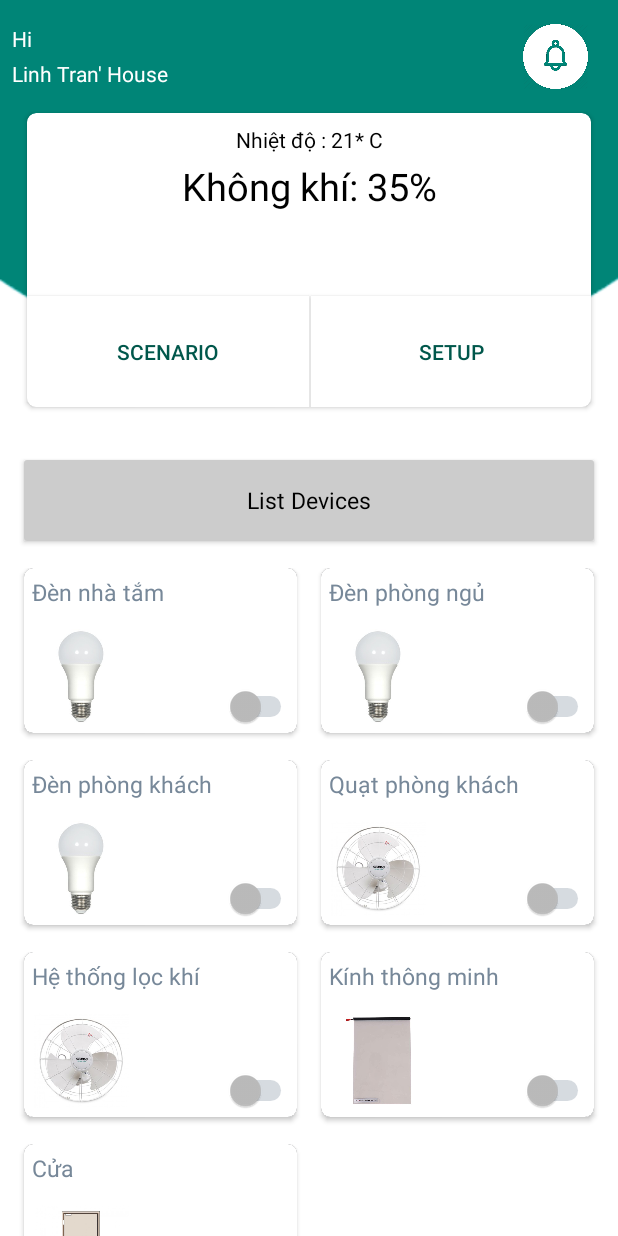
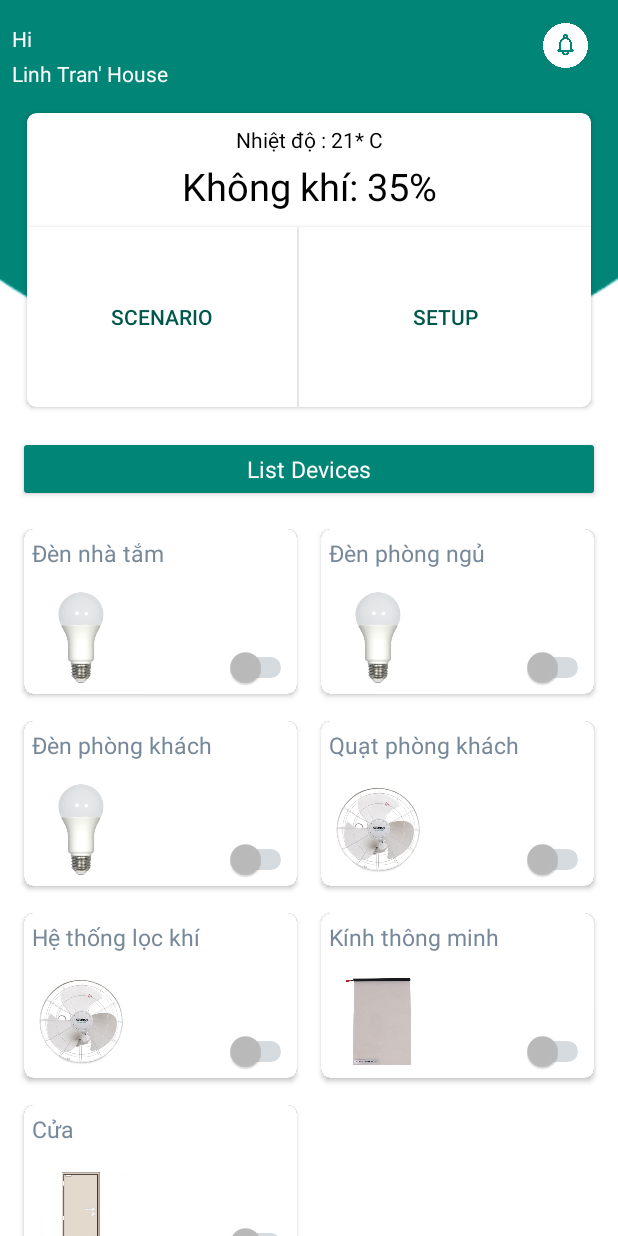
Before and after one commit to nghevabe/SmartApp4.0, an Android app: the fragment TabHomeController shown on its own in the app's theme, on a phone screen of 412 x 824 dp. Run offline under Robolectric (Android 15) with nearby library versions, the phone set to English and light mode, and no system bars; libraries missing offline, so code that uses them is left out: org.eclipse.paho.

Commit message:
[UI] Fix UI of House Device Controller Screen

```diff
--- a/SmartApp2/app/src/main/java/com/example/smartapp/TabHomeController.java
+++ b/SmartApp2/app/src/main/java/com/example/smartapp/TabHomeController.java
@@ -50,7 +50,7 @@ public class TabHomeController extends Fragment {
        // btnScenario = view.findViewById(R.id.);
         btnSetup = view.findViewById(R.id.buttonSetup);
         btnScenario = view.findViewById(R.id.buttonScenario);
-        nofbtn = view.findViewById(R.id.notifyButton);
+        nofbtn = view.findViewById(R.id.ivNotify);
 
         ArrayList<ElectricDevice> lstDevice = new ArrayList<>();
 
@@ -72,7 +72,7 @@ public class TabHomeController extends Fragment {
         lstDevice.add(device6);
         lstDevice.add(device7);
 
-        imgDot = view.findViewById(R.id.imageDot);
+        imgDot = view.findViewById(R.id.ivDot);
 
 
         if(SetupData.lstNof.size() == 0){
--- a/SmartApp2/app/src/main/res/layout/tab_house_controller.xml
+++ b/SmartApp2/app/src/main/res/layout/tab_house_controller.xml
@@ -30,20 +30,17 @@
             android:layout_width="match_parent"
             android:layout_height="match_parent">
 
-
             <Button
                 android:id="@+id/buttonScenario"
-                android:layout_width="0dp"
+                android:layout_width="180dp"
                 android:layout_height="0dp"
                 android:layout_marginTop="10dp"
                 android:background="@color/colorCard"
                 android:text="Scenario"
                 android:textColor="@color/colorPrimaryDark"
-                app:layout_constraintBottom_toBottomOf="parent"
-                app:layout_constraintEnd_toStartOf="@+id/guideline21"
                 app:layout_constraintStart_toStartOf="parent"
-                app:layout_constraintTop_toTopOf="@+id/guideline20" />
-
+                app:layout_constraintTop_toBottomOf="@id/tvAir"
+                app:layout_constraintBottom_toBottomOf="parent"/>
 
             <Button
                 android:id="@+id/buttonSetup"
@@ -54,13 +51,13 @@
                 android:background="@color/colorCard"
                 android:text="Setup"
                 android:textColor="@color/colorPrimaryDark"
+                app:layout_constraintTop_toBottomOf="@id/tvAir"
                 app:layout_constraintBottom_toBottomOf="parent"
                 app:layout_constraintEnd_toEndOf="parent"
-                app:layout_constraintStart_toEndOf="@+id/buttonScenario"
-                app:layout_constraintTop_toTopOf="@+id/guideline20" />
+                app:layout_constraintStart_toEndOf="@+id/buttonScenario" />
 
             <TextView
-                android:id="@+id/textView10"
+                android:id="@+id/tvAir"
                 android:layout_width="0dp"
                 android:layout_height="wrap_content"
                 android:layout_marginStart="8dp"
@@ -73,13 +70,6 @@
                 app:layout_constraintEnd_toEndOf="parent"
                 app:layout_constraintStart_toStartOf="parent"
                 app:layout_constraintTop_toBottomOf="@+id/textView9" />
-
-            <androidx.constraintlayout.widget.Guideline
-                android:id="@+id/guideline21"
-                android:layout_width="wrap_content"
-                android:layout_height="wrap_content"
-                android:orientation="vertical"
-                app:layout_constraintGuide_percent="0.5" />
 
             <TextView
                 android:id="@+id/textView9"
@@ -95,12 +85,6 @@
                 app:layout_constraintStart_toStartOf="parent"
                 app:layout_constraintTop_toTopOf="parent" />
 
-            <androidx.constraintlayout.widget.Guideline
-                android:id="@+id/guideline20"
-                android:layout_width="wrap_content"
-                android:layout_height="wrap_content"
-                android:orientation="horizontal"
-                app:layout_constraintGuide_percent="0.57" />
         </androidx.constraintlayout.widget.ConstraintLayout>
 
     </androidx.cardview.widget.CardView>
@@ -116,41 +100,22 @@
         android:id="@+id/rv"
         android:layout_width="0dp"
         android:layout_height="0dp"
-        android:layout_alignParentStart="true"
-        android:layout_alignParentTop="true"
         android:layout_marginStart="8dp"
-        android:layout_marginTop="8dp"
+        android:layout_marginTop="24dp"
         android:layout_marginEnd="8dp"
         android:horizontalSpacing="100dp"
         app:layout_constraintBottom_toBottomOf="parent"
         app:layout_constraintEnd_toEndOf="parent"
         app:layout_constraintStart_toStartOf="parent"
-        app:layout_constraintTop_toTopOf="@+id/guideline" />
-
-    <androidx.constraintlayout.widget.Guideline
-        android:id="@+id/guideline"
-        android:layout_width="wrap_content"
-        android:layout_height="wrap_content"
-        android:orientation="horizontal"
-        app:layout_constraintGuide_percent="0.45" />
-
-    <androidx.constraintlayout.widget.Guideline
-        android:id="@+id/guideline2"
-        android:layout_width="wrap_content"
-        android:layout_height="wrap_content"
-        android:orientation="vertical"
-        app:layout_constraintGuide_percent="0.5060827" />
-
-
+        app:layout_constraintTop_toBottomOf="@+id/cvTitleList" />
 
     <androidx.cardview.widget.CardView
+        android:id="@+id/cvTitleList"
         android:layout_width="0dp"
-        android:layout_height="0dp"
+        android:layout_height="32dp"
         android:layout_marginStart="16dp"
-        android:layout_marginTop="10dp"
         android:layout_marginEnd="16dp"
         android:layout_marginBottom="10dp"
-        app:layout_constraintBottom_toTopOf="@+id/guideline"
         app:layout_constraintEnd_toEndOf="parent"
         app:layout_constraintStart_toStartOf="parent"
         app:layout_constraintTop_toTopOf="@+id/guideline4">
@@ -158,13 +123,13 @@
         <LinearLayout
             android:layout_width="match_parent"
             android:layout_height="match_parent"
-            android:background="@color/colorGrey"
+            android:background="@color/colorPrimary"
             android:gravity="center">
 
             <TextView
                 android:layout_width="wrap_content"
                 android:layout_height="wrap_content"
-                android:textColor="@color/colorBlack"
+                android:textColor="@color/colorWhite"
                 android:text="List Devices"
                 android:textSize="15dp" />
 
@@ -185,21 +150,19 @@
         app:srcCompat="@drawable/oval" />
 
     <ImageView
-        android:id="@+id/notifyButton"
-        android:layout_width="0dp"
-        android:layout_height="0dp"
+        android:id="@+id/ivNotify"
+        android:layout_width="30dp"
+        android:layout_height="30dp"
         android:layout_marginStart="140dp"
         android:layout_marginTop="15dp"
         android:layout_marginEnd="20dp"
         android:layout_marginBottom="15dp"
-        app:layout_constraintBottom_toTopOf="@+id/cardView"
+        app:layout_constraintTop_toTopOf="parent"
         app:layout_constraintEnd_toEndOf="parent"
-        app:layout_constraintStart_toStartOf="@+id/guideline2"
-        app:layout_constraintTop_toTopOf="parent"
         app:srcCompat="@drawable/notification_icon" />
 
     <TextView
-        android:id="@+id/textView5"
+        android:id="@+id/tvHi"
         android:layout_width="0dp"
         android:layout_height="wrap_content"
         android:layout_marginStart="8dp"
@@ -207,12 +170,12 @@
         android:layout_marginEnd="8dp"
         android:textColor="@color/colorCard"
         android:text="Hi"
-        app:layout_constraintEnd_toStartOf="@+id/guideline2"
         app:layout_constraintStart_toStartOf="parent"
-        app:layout_constraintTop_toTopOf="parent" />
+        app:layout_constraintTop_toTopOf="parent"
+        app:layout_constraintEnd_toEndOf="parent" />
 
     <TextView
-        android:id="@+id/textView6"
+        android:id="@+id/tvHouseName"
         android:layout_width="0dp"
         android:layout_height="wrap_content"
         android:layout_marginStart="8dp"
@@ -220,20 +183,19 @@
         android:layout_marginEnd="8dp"
         android:text="Linh Tran' House"
         android:textColor="@color/colorCard"
-        app:layout_constraintEnd_toStartOf="@+id/guideline2"
-        app:layout_constraintHorizontal_bias="0.518"
         app:layout_constraintStart_toStartOf="parent"
-        app:layout_constraintTop_toBottomOf="@+id/textView5" />
+        app:layout_constraintTop_toBottomOf="@+id/tvHi"
+        app:layout_constraintEnd_toEndOf="parent" />
 
     <ImageView
-        android:id="@+id/imageDot"
-        android:visibility="invisible"
+        android:id="@+id/ivDot"
         android:layout_width="30dp"
         android:layout_height="30dp"
-        android:layout_marginTop="8dp"
-        android:layout_marginEnd="12dp"
-        app:layout_constraintEnd_toEndOf="parent"
-        app:layout_constraintTop_toTopOf="parent"
+        app:layout_constraintStart_toStartOf="@id/ivNotify"
+        app:layout_constraintTop_toTopOf="@id/ivNotify"
+        app:layout_constraintCircle="@id/ivNotify"
+        app:layout_constraintCircleAngle="45"
+        app:layout_constraintCircleRadius="15dp"
         app:srcCompat="@drawable/dot_icon" />
 
 </androidx.constraintlayout.widget.ConstraintLayout>
```
